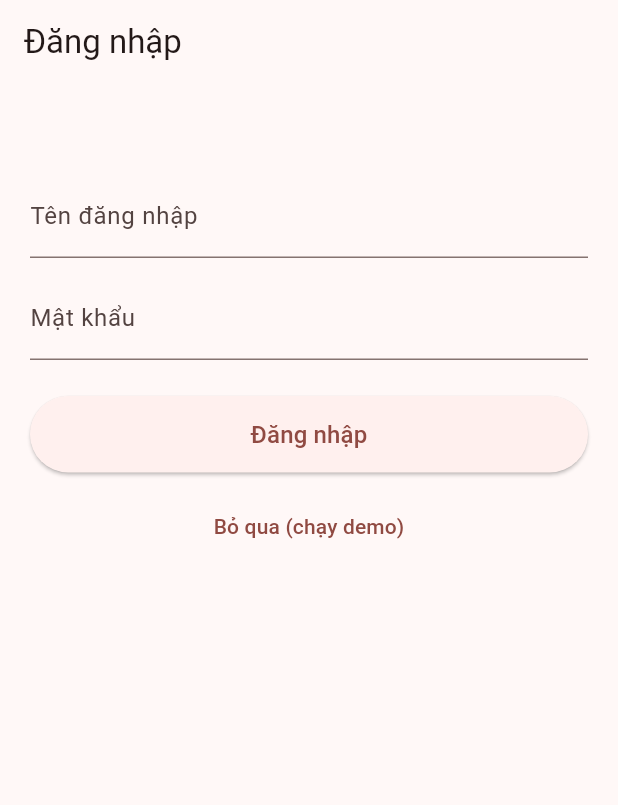
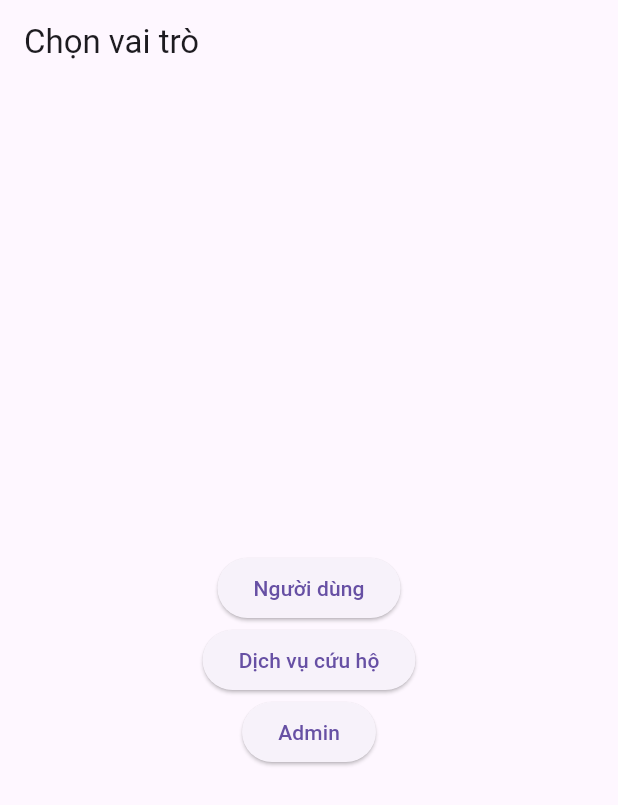
Before and after one commit to ReDoProgrammer/flutter_traffic_rescue_demo, a Flutter app: the screen it shows after launch, on a phone screen of 412 x 824 dp. Shown: the top 805 px of the screen. Run offline on Flutter 3.47's test engine with Material 3 defaults, Android fonts, the phone set to English and light mode, and no system bars.

Commit message:
3 lớp người dùng, dịch vụ và admin

```diff
--- /dev/null
+++ b/lib/data/mock_services.dart
@@ -0,0 +1,5 @@
+final mockServices = [
+  {'id': 1, 'name': 'Cứu hộ xe máy'},
+  {'id': 2, 'name': 'Cứu hộ ô tô'},
+  {'id': 3, 'name': 'Cứu hộ giao thông'},
+];
--- /dev/null
+++ b/lib/data/mock_users.dart
@@ -0,0 +1,5 @@
+final mockUsers = [
+  {'id': 1, 'name': 'Nguyễn Văn A', 'role': 'user'},
+  {'id': 2, 'name': 'Trần Thị B', 'role': 'rescue_service'},
+  {'id': 3, 'name': 'Lê Văn C', 'role': 'admin'},
+];
--- a/lib/main.dart
+++ b/lib/main.dart
@@ -1,30 +1,60 @@
 import 'package:flutter/material.dart';
-import 'screens/login_screen.dart';
-import 'screens/map_screen.dart';
-import 'screens/rescue_list_screen.dart';
-import 'screens/new_request_screen.dart';
-import 'screens/profile_screen.dart';
+import 'screens/user/user_home_screen.dart';
+import 'screens/rescue_service/rescue_dashboard_screen.dart';
+import 'screens/admin/admin_dashboard_screen.dart';
 
 void main() {
-  runApp(const TrafficRescueApp());
+  runApp(const RescueApp());
 }
 
-class TrafficRescueApp extends StatelessWidget {
-  const TrafficRescueApp({super.key});
+class RescueApp extends StatelessWidget {
+  const RescueApp({super.key});
 
   @override
   Widget build(BuildContext context) {
     return MaterialApp(
-      title: 'Traffic Rescue Demo',
-      theme: ThemeData(useMaterial3: true, colorSchemeSeed: Colors.red),
-      initialRoute: '/',
-      routes: {
-        '/': (context) => const LoginScreen(),
-        '/map': (context) => const MapScreen(),
-        '/list': (context) => const RescueListScreen(),
-        '/new': (context) => const NewRequestScreen(),
-        '/profile': (context) => const ProfileScreen(),
-      },
+      title: 'Rescue App Demo',
+      theme: ThemeData(primarySwatch: Colors.blue),
+      home: const RoleSelectionScreen(),
     );
   }
 }
+
+class RoleSelectionScreen extends StatelessWidget {
+  const RoleSelectionScreen({super.key});
+
+  @override
+  Widget build(BuildContext context) {
+    return Scaffold(
+      appBar: AppBar(title: const Text('Chọn vai trò')),
+      body: Center(
+        child: Column(
+          mainAxisAlignment: MainAxisAlignment.center,
+          children: [
+            ElevatedButton(
+              child: const Text('Người dùng'),
+              onPressed: () => Navigator.push(
+                context,
+                MaterialPageRoute(builder: (_) => const UserHomeScreen()),
+              ),
+            ),
+            ElevatedButton(
+              child: const Text('Dịch vụ cứu hộ'),
+              onPressed: () => Navigator.push(
+                context,
+                MaterialPageRoute(builder: (_) => const RescueDashboardScreen()),
+              ),
+            ),
+            ElevatedButton(
+              child: const Text('Admin'),
+              onPressed: () => Navigator.push(
+                context,
+                MaterialPageRoute(builder: (_) => const AdminDashboardScreen()),
+              ),
+            ),
+          ],
+        ),
+      ),
+    );
+  }
+}
```
Also changed, not shown: lib/data/mock_requests.dart (added, +16 -0 lines), lib/screens/admin/admin_dashboard_screen.dart (added, +40 -0 lines), lib/screens/admin/manage_services_screen.dart (added, +22 -0 lines), lib/screens/admin/manage_users_screen.dart (added, +23 -0 lines), lib/screens/admin/statistics_screen.dart (added, +31 -0 lines), lib/screens/rescue_service/rescue_dashboard_screen.dart (added, +24 -0 lines), lib/screens/user/request_rescue_screen.dart (added, +41 -0 lines), lib/screens/user/user_home_screen.dart (added, +24 -0 lines).
